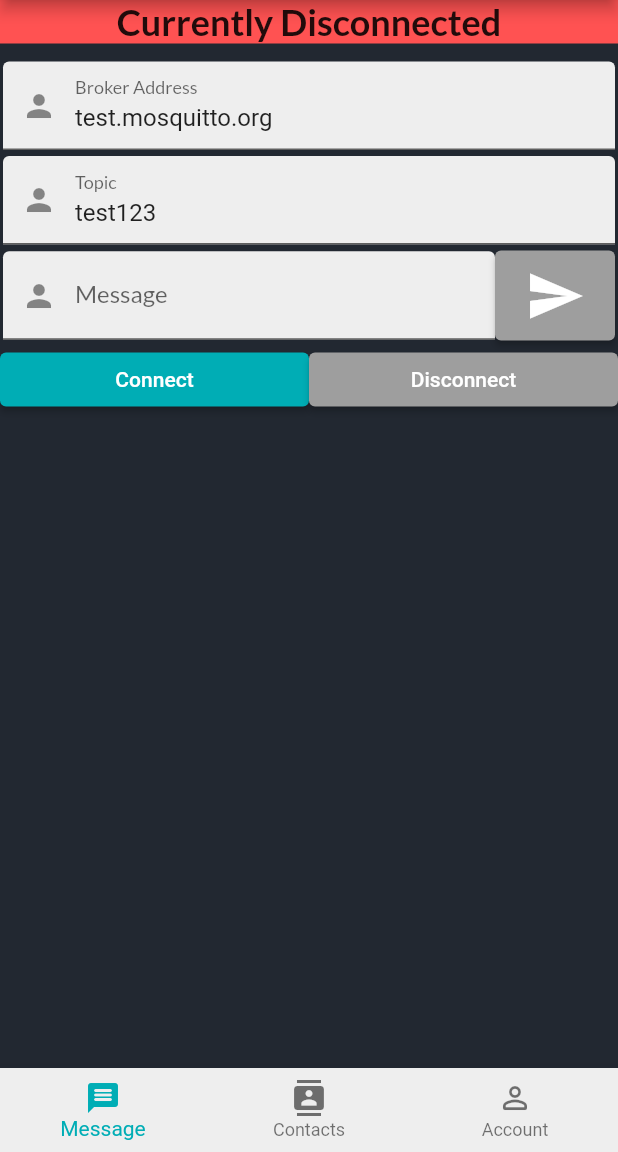
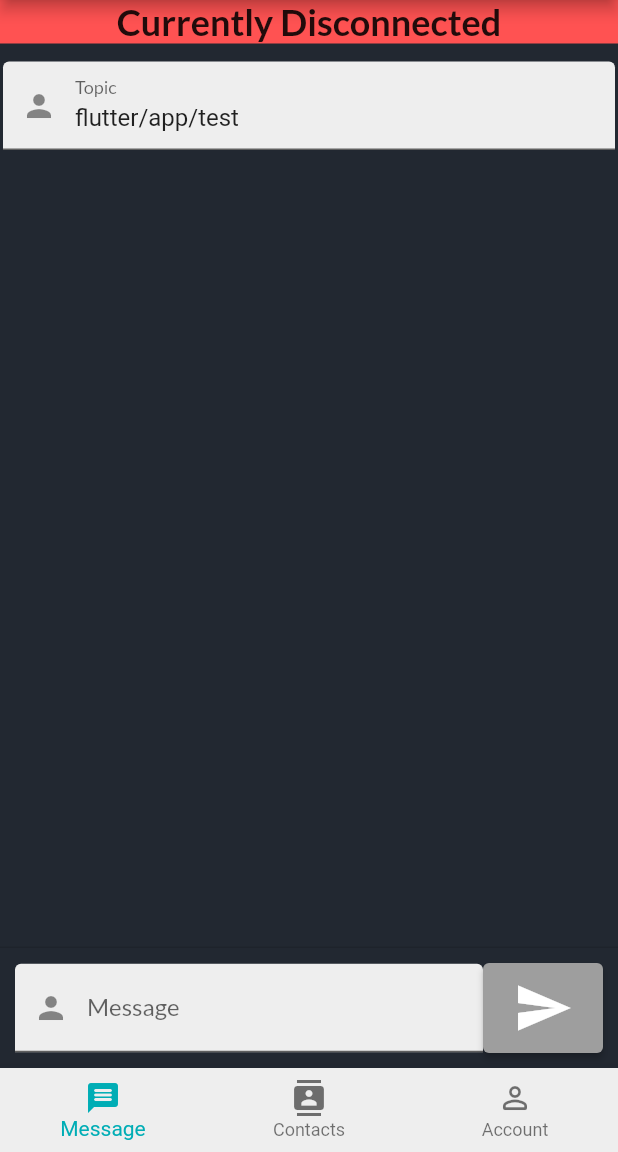
Before and after one commit to grantrona/mqttalk, a Flutter app: the screen it shows once a user with an empty profile is signed in, on a phone screen of 412 x 824 dp, the part 84-1236 px from its top. Run offline on Flutter 3.47's test engine with Material 2 defaults, Android fonts, the phone set to English and light mode, and no system bars; our stand-ins replace firebase_auth, firebase_core, google_fonts; missing offline and left inert: mqtt_client; accounts and stored records are empty.

Commit message:
UI changes

```diff
--- a/lib/controller/mqtt_controller.dart
+++ b/lib/controller/mqtt_controller.dart
@@ -4,27 +4,26 @@ import 'package:mqtt_client/mqtt_client.dart';
 import 'package:mqtt_client/mqtt_server_client.dart';
 
 class MqttController {
-  AppState _appState;
+  final AppState _appState;
   MqttClient? _client;
-  String _id;
-  String _host;
-  String _topic;
+  final String _id;
+  final String _host;
+  final String _topic;
 
   MqttController({
     required AppState state,
     required String id,
-    required String host,
     required String topic,
   })  : _id = id,
-        _host = host,
+        _host =  "test.mosquitto.org",
         _topic = topic,
         _appState = state;
 
   void initialiseClient() {
-    _client = MqttServerClient.withPort(_host, _id, 8883);
+    _client = MqttServerClient(_host, _id);
 
     // _client!.port = 8883;
-    _client!.keepAlivePeriod = 60;
+    _client!.keepAlivePeriod = 20;
 
     _client!.onDisconnected = onDisconnected;
     _client!.onConnected = onConnected;
@@ -38,6 +37,9 @@ class MqttController {
         .withWillQos(MqttQos.atLeastOnce);
     _client!.connectionMessage = connectionMessage;
 
+      /// Set the correct MQTT protocol for mosquito
+    _client!.setProtocolV311();
+
     print("Client Connecting...");
   }
 
@@ -46,11 +48,11 @@ class MqttController {
   void connect() async {
     assert(_client != null);
     try {
-      print('EXAMPLE::Mosquitto start client connecting....');
+      print('Mosquitto start client connecting....');
       _appState.setAppConnectionState(AppConnectionState.connecting);
       await _client!.connect();
     } on Exception catch (e) {
-      print('EXAMPLE::client exception - $e');
+      print('Client exception - $e');
       disconnect();
     }
   }
--- a/lib/models/mqtt_state.dart
+++ b/lib/models/mqtt_state.dart
@@ -5,11 +5,13 @@ enum AppConnectionState { connected, disconnected, connecting }
 class AppState with ChangeNotifier {
   AppConnectionState _connectionState = AppConnectionState.disconnected;
   String _recText = "";
-  String _history = "";
+  // String _history = "";
+  List<String> _history = [];
 
   void setRecText(String text) {
     _recText = text;
-    _history += "\n""$_recText";
+    // _history += "\n""$_recText";
+    _history.add(_recText);
     notifyListeners();
 
   }
@@ -23,7 +25,7 @@ class AppState with ChangeNotifier {
     return _recText;
   }
 
-  String getHistoryText() {
+  List<String> getHistoryText() {
     return _history;
   }
 
--- a/lib/view/login.dart
+++ b/lib/view/login.dart
@@ -44,12 +44,12 @@ class _LoginState extends State<Login> {
                       crossAxisAlignment: CrossAxisAlignment.center,
                       children: [
                         const Icon(
-                          Icons.bluetooth_searching,
+                          Icons.chat_bubble_outlined,
                           size: 50,
                           color: Colors.blue,
                         ),
                         Text(
-                          "FindMyDevice",
+                          "ChatterBox",
                           style: globals.defaultFontTitle,
                           textAlign: TextAlign.center,
                         ),
--- a/lib/view/messages.dart
+++ b/lib/view/messages.dart
@@ -4,175 +4,10 @@ import 'package:find_my_device/controller/mqtt_controller.dart';
 import 'package:find_my_device/models/Mqtt_state.dart';
 import 'package:find_my_device/view/contacts.dart';
 import 'package:flutter/material.dart';
+import 'package:flutter/scheduler.dart';
 import 'package:provider/provider.dart';
 import 'package:uuid/uuid.dart';
 import '../globals.dart' as globals;
-
-// class Messages extends StatefulWidget {
-//   const Messages({super.key});
-
-//   @override
-//   State<Messages> createState() => _MessagesState();
-// }
-
-// class _MessagesState extends State<Messages> {
-//   int currentPageIndex = 0;
-//   void _onItemTapped(int index) {
-//     setState(() {
-//       currentPageIndex = index;
-//     });
-//   }
-
-//   bool _isSearching = false;
-//   void _onSearchingButtonPressed() {
-//     setState(() {
-//       _isSearching = !_isSearching;
-//     });
-//   }
-
-//   @override
-//   Widget build(BuildContext context) {
-//     final List<Widget> displaySearchOptions = <Widget>[
-//       Column(
-//         mainAxisAlignment: MainAxisAlignment.start,
-//         crossAxisAlignment: CrossAxisAlignment.center,
-//         children: [
-//           Container(
-//             margin: const EdgeInsets.only(top: 30),
-//             child: Image.asset(
-//               'assets/images/radar.png',
-//               height: 325,
-//               width: 325,
-//             ),
-//           ),
-//           Container(
-//             margin: const EdgeInsets.only(top: 40),
-//             child: FractionallySizedBox(
-//               widthFactor: 0.8,
-//               child: ElevatedButton.icon(
-//                   icon: const Icon(
-//                     Icons.add,
-//                     size: 35,
-//                   ),
-//                   style: ButtonStyle(
-//                       padding: MaterialStateProperty.all<EdgeInsets>(
-//                           const EdgeInsets.all(20)),
-//                       backgroundColor:
-//                           MaterialStateProperty.all(globals.colorHighlight),
-//                       shape: MaterialStateProperty.all<RoundedRectangleBorder>(
-//                           RoundedRectangleBorder(
-//                         borderRadius: BorderRadius.circular(10.0),
-//                       ))),
-//                   onPressed: () {
-//                     _onSearchingButtonPressed();
-//                     // TODO
-//                   },
-//                   label: Text(
-//                     'New Message',
-//                     style: globals.defaultFontTitleBold,
-//                   )),
-//             ),
-//           )
-//         ],
-//       ),
-//       Column(
-//         mainAxisAlignment: MainAxisAlignment.start,
-//         crossAxisAlignment: CrossAxisAlignment.center,
-//         children: [
-//           Container(
-//               margin: const EdgeInsets.only(top: 30),
-//               child: const Icon(
-//                 Icons.radar,
-//                 size: 325,
-//               )),
-//           Container(
-//             margin: const EdgeInsets.only(top: 40),
-//             child: FractionallySizedBox(
-//               widthFactor: 0.8,
-//               child: ElevatedButton.icon(
-//                   icon: const Icon(
-//                     Icons.cancel_outlined,
-//                     size: 35,
-//                   ),
-//                   style: ButtonStyle(
-//                       padding: MaterialStateProperty.all<EdgeInsets>(
-//                           const EdgeInsets.all(20)),
-//                       backgroundColor:
-//                           MaterialStateProperty.all(Colors.amber.shade800),
-//                       shape: MaterialStateProperty.all<RoundedRectangleBorder>(
-//                           RoundedRectangleBorder(
-//                         borderRadius: BorderRadius.circular(10.0),
-//                       ))),
-//                   onPressed: () {
-//                     _onSearchingButtonPressed();
-//                     // TODO
-//                   },
-//                   label: Text(
-//                     'Stop Searching',
-//                     style: globals.defaultFontTitleBold,
-//                   )),
-//             ),
-//           )
-//         ],
-//       ),
-//     ];
-
-//     // List of widgets displayable via the bottom navigation bar
-//     final List<Widget> bottomNavOptions = <Widget>[
-//       _isSearching
-//           ? displaySearchOptions.elementAt(1)
-//           : displaySearchOptions.elementAt(0),
-//       const Contacts(),
-//       const Profile(),
-//     ];
-
-//     return Scaffold(
-//       resizeToAvoidBottomInset:
-//           false, //prevents resizing of widgets from keyboard popup
-//       backgroundColor: globals.colorDark,
-//       appBar: AppBar(
-//         automaticallyImplyLeading: false,
-//         backgroundColor: globals.colorHighlight,
-//         title: const Text("Chatterbox"),
-//         centerTitle: true,
-//         titleTextStyle: globals.defaultFontHeader,
-//         actions: [
-//           IconButton(
-//             onPressed: () {
-//               Navigator.pushNamed(context, '/preferences');
-//             },
-//             icon: const Icon(Icons.settings),
-//           ),
-//         ],
-//       ),
-
-//       body: Center(
-//         child: bottomNavOptions.elementAt(currentPageIndex),
-//       ),
-
-//       bottomNavigationBar: BottomNavigationBar(
-//         backgroundColor: globals.colorLight,
-//         items: const [
-//           BottomNavigationBarItem(
-//             icon: Icon(Icons.message_rounded),
-//             label: "Message",
-//           ),
-//           BottomNavigationBarItem(
-//             icon: Icon(Icons.contacts),
-//             label: "Contacts",
-//           ),
-//           BottomNavigationBarItem(
-//             icon: Icon(Icons.person_outline_rounded),
-//             label: "Account",
-//           ),
-//         ],
-//         currentIndex: currentPageIndex,
-//         selectedItemColor: globals.colorHighlight,
-//         onTap: _onItemTapped,
-//       ),
-//     );
-//   }
-// }
 
 // <------------------------------------------------------------------------------------>
 class Messages extends StatefulWidget {
@@ -185,10 +20,8 @@ class Messages extends StatefulWidget {
 class _MessagesState extends State<Messages> {
   final uuidGen = const Uuid();
 
-  final _hostController =
-      TextEditingController(text: "test.mosquitto.org");
   final _messageController = TextEditingController();
-  final _topicController = TextEditingController(text: "test123");
+  final _topicController = TextEditingController(text: "flutter/app/test");
   late AppState currentAppState;
   late MqttController controller;
 
@@ -223,20 +56,6 @@ class _MessagesState extends State<Messages> {
             margin: const EdgeInsets.all(2.0),
             child: TextFormField(
               textInputAction: TextInputAction.next,
-              controller: _hostController,
-              decoration: InputDecoration(
-                  border: const UnderlineInputBorder(),
-                  labelText: 'Broker Address',
-                  labelStyle: globals.defaultFontText,
-                  prefixIcon: const Icon(Icons.person),
-                  fillColor: globals.colorLight,
-                  filled: true),
-            ),
-          ),
-          Container(
-            margin: const EdgeInsets.all(2.0),
-            child: TextFormField(
-              textInputAction: TextInputAction.next,
               controller: _topicController,
               decoration: InputDecoration(
                 border: const UnderlineInputBorder(),
@@ -248,6 +67,96 @@ class _MessagesState extends State<Messages> {
               ),
             ),
           ),
+          SingleChildScrollView(
+            // TODO print all messages!
+            // child: Text(currentAppState.getHistoryText())
+            child: Column(
+              children: [
+                ListView.builder(
+                    physics: const NeverScrollableScrollPhysics(),
+                    shrinkWrap: true,
+                    itemCount: appState.getHistoryText().length,
+                    itemBuilder: ((context, index) {
+                      return ListTile(
+                          title: Row(
+                        children: <Widget>[
+                          Text(appState.getHistoryText().elementAt(index))
+                        ],
+                      ));
+                    }))
+              ],
+            ),
+          ),
+          // Container(
+          //   margin: const EdgeInsets.all(2.0),
+          //   child: Row(
+          //     children: [
+          //       Expanded(
+          //         child: TextFormField(
+          //           textInputAction: TextInputAction.next,
+          //           controller: _messageController,
+          //           decoration: InputDecoration(
+          //               border: const UnderlineInputBorder(),
+          //               labelText: 'Message',
+          //               labelStyle: globals.defaultFontText,
+          //               prefixIcon: const Icon(Icons.person),
+          //               fillColor: globals.colorLight,
+          //               filled: true),
+          //         ),
+          //       ),
+          //       _buildSendButton(),
+          //     ],
+          //   ),
+          // ),
+
+          // Row(
+          //   children: [
+          //     // Connect Button
+          //     Expanded(
+          //         child: ElevatedButton(
+          //       style: ButtonStyle(
+          //         padding: MaterialStateProperty.all<EdgeInsets>(
+          //             const EdgeInsets.symmetric(vertical: 10, horizontal: 20)),
+          //         backgroundColor:
+          //             currentAppState.getState().name == "connected"
+          //                 ? MaterialStateProperty.all(Colors.grey)
+          //                 : MaterialStateProperty.all(globals.colorHighlight),
+          //       ),
+          //       child: const Text("Connect"),
+          //       onPressed: () {
+          //         currentAppState.getState().name == "connected"
+          //             ? null
+          //             : _doConnect();
+          //       },
+          //     )),
+          //     // Disconnect Button
+          //     Expanded(
+          //         child: ElevatedButton(
+          //       style: ButtonStyle(
+          //         padding: MaterialStateProperty.all<EdgeInsets>(
+          //             const EdgeInsets.symmetric(vertical: 10, horizontal: 20)),
+          //         backgroundColor:
+          //             currentAppState.getState().name == "connected"
+          //                 ? MaterialStateProperty.all(globals.colorHighlight)
+          //                 : MaterialStateProperty.all(Colors.grey),
+          //       ),
+          //       child: const Text("Disconnect"),
+          //       onPressed: () {
+          //         currentAppState.getState().name == "connected"
+          //             ? _doDisconnect()
+          //             : null;
+          //       },
+          //     )),
+          //   ],
+          // ),
+        ],
+      ),
+      const Contacts(),
+      const Profile(),
+    ];
+
+    return Scaffold(
+      persistentFooterButtons: [
         Container(
           margin: const EdgeInsets.all(2.0),
           child: Row(
@@ -269,56 +178,7 @@ class _MessagesState extends State<Messages> {
             ],
           ),
         ),
-          Row(
-            children: [
-              // Connect Button
-              Expanded(
-                  child: ElevatedButton(
-                style: ButtonStyle(
-                  padding: MaterialStateProperty.all<EdgeInsets>(
-                      const EdgeInsets.symmetric(vertical: 10, horizontal: 20)),
-                  backgroundColor:
-                      currentAppState.getState().name == "connected"
-                          ? MaterialStateProperty.all(Colors.grey)
-                          : MaterialStateProperty.all(globals.colorHighlight),
-                ),
-                child: const Text("Connect"),
-                onPressed: () {
-                  currentAppState.getState().name == "connected"
-                      ? null
-                      : _doConnect();
-                },
-              )),
-              // Disconnect Button
-              Expanded(
-                  child: ElevatedButton(
-                style: ButtonStyle(
-                  padding: MaterialStateProperty.all<EdgeInsets>(
-                      const EdgeInsets.symmetric(vertical: 10, horizontal: 20)),
-                  backgroundColor:
-                      currentAppState.getState().name == "connected"
-                          ? MaterialStateProperty.all(globals.colorHighlight)
-                          : MaterialStateProperty.all(Colors.grey),
-                ),
-                child: const Text("Disconnect"),
-                onPressed: () {
-                  currentAppState.getState().name == "connected"
-                      ? _doDisconnect()
-                      : null;
-                },
-              )),
       ],
-          ),
-          SingleChildScrollView(
-            child: Text(currentAppState.getHistoryText()),
-          ),
-        ],
-      ),
-      const Contacts(),
-      const Profile(),
-    ];
-
-    return Scaffold(
       resizeToAvoidBottomInset:
           false, //prevents resizing of widgets from keyboard popup
       backgroundColor: globals.colorDark,
@@ -441,7 +301,6 @@ class _MessagesState extends State<Messages> {
     controller = MqttController(
       state: currentAppState,
       id: uuid,
-      host: _hostController.text,
       topic: _topicController.text,
     );
     controller.initialiseClient();
--- a/lib/view/register.dart
+++ b/lib/view/register.dart
@@ -44,12 +44,12 @@ class _RegisterState extends State<Register> {
                       crossAxisAlignment: CrossAxisAlignment.center,
                       children: [
                         const Icon(
-                          Icons.bluetooth_searching,
+                          Icons.chat_bubble_outlined,
                           size: 50,
                           color: Colors.blue,
                         ),
                         Text(
-                          "FindMyDevice",
+                          "ChatterBox",
                           style: globals.defaultFontTitle,
                           textAlign: TextAlign.center,
                         ),
```
Lines whose indentation alone changed are shown as unchanged.
